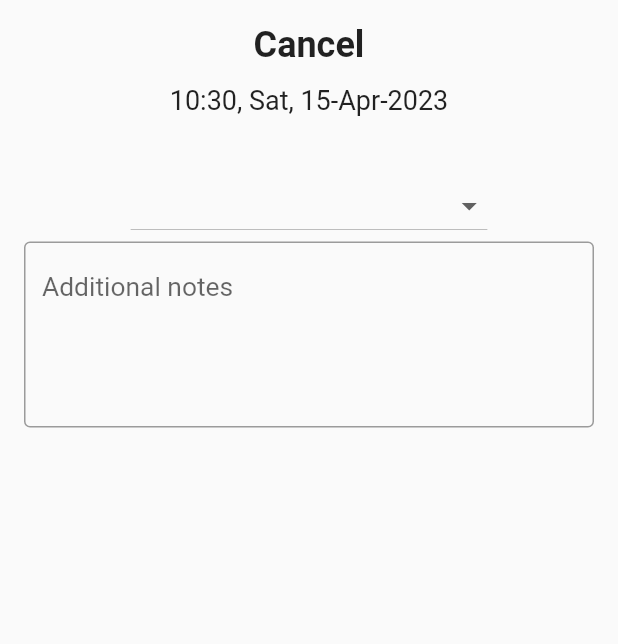
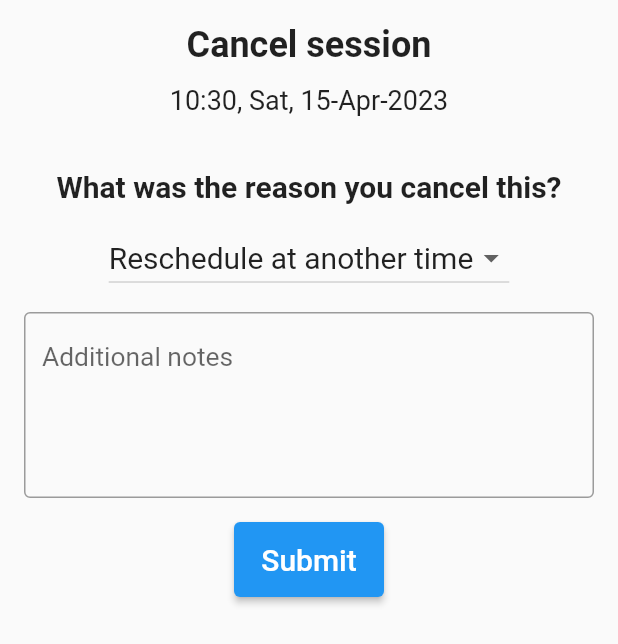
Before and after one commit to manhvu0803/let_tutor, a Flutter app: the CancelView widget shown alone on an empty page, opened directly with empty values, on a phone screen of 412 x 824 dp. Shown: the top 644 px of the screen. Run offline on Flutter 3.47's test engine with Material 2 defaults, Android fonts, the phone set to English and light mode, and no system bars; our stand-ins replace expandable, flutter_cache_manager, persistent_bottom_nav_bar; missing offline and left inert: flutter_pdfview; network calls fail.

Commit message:
Prepare for Google Play

```diff
--- a/lib/client/tutor_client.dart
+++ b/lib/client/tutor_client.dart
@@ -39,7 +39,7 @@ Future<List<Tutor>> searchTutor({
       "nationality": nationality,
       "tutoringTimeAvailable": [
         (fromTime != null) ? fromTime.millisecondsSinceEpoch : null,
-        (toTime != null) ? toTime.millisecondsSinceEpoch : null,
+        (toTime != null) ? toTime.millisecondsSinceEpoch : fromTime?.add(const Duration(days: 1)).millisecondsSinceEpoch,
       ]
     },
     "page": max(1, page),
--- a/lib/screens/course_list_screen.dart
+++ b/lib/screens/course_list_screen.dart
@@ -59,7 +59,7 @@ class _CourseListScreenState extends State<CourseListScreen> {
                   DropdownFilter(
                     name: "Category",
                     value: _chosenCategory,
-                    options: client.categories!.toValueMap((category) => category.title),
+                    options: client.categories.toValueMap((category) => category.title),
                     onChanged: (value) => setState(() => _chosenCategory = value)
                   ),
                   DropdownFilter(
--- a/lib/screens/schedule_screen.dart
+++ b/lib/screens/schedule_screen.dart
@@ -36,7 +36,10 @@ class _ScheduleScreenState extends State<ScheduleScreen> {
                     scheduleList,
                     (schedule) => ScheduleCard.fromSchedule(
                       schedule,
-                      children: [ScheduleEndCard(schedule: schedule)]
+                      children: [ScheduleEndCard(
+                        schedule: schedule,
+                        onDoneCancel: () => setState(() => _refreshCount++)
+                      )]
                     )
                   )
                 )
--- a/lib/widgets/cancel_view.dart
+++ b/lib/widgets/cancel_view.dart
@@ -1,5 +1,7 @@
 import 'package:flutter/material.dart';
+import 'package:let_tutor/client/client.dart';
 import 'package:let_tutor/utils/utils.dart';
+import 'package:let_tutor/widgets/try_async_button.dart';
 
 List<String> cancelReasons = [
   "Reschedule at another time",
@@ -10,9 +12,10 @@ List<String> cancelReasons = [
 
 class CancelView extends StatefulWidget {
   final DateTime startTime;
-  final Function(int reasonId, String note)? onSubmitted;
+  final String scheduleId;
+  final Function()? onDone;
 
-  const CancelView({super.key, this.onSubmitted, required this.startTime});
+  const CancelView({super.key, this.onDone, required this.startTime, required this.scheduleId});
 
   @override
   State<StatefulWidget> createState() => _CancelViewState();
@@ -32,7 +35,7 @@ class _CancelViewState extends State<CancelView> {
             padding: const EdgeInsets.only(left: 8, right: 8, bottom: 24.0),
             child: Column(
               children: [
-                const Text("Cancel", style: TextStyle(fontSize: 24, fontWeight: FontWeight.bold)),
+                const Text("Cancel session", style: TextStyle(fontSize: 24, fontWeight: FontWeight.bold)),
                 Padding(
                   padding: const EdgeInsets.symmetric(vertical: 12.0),
                   child: Text(
@@ -43,15 +46,23 @@ class _CancelViewState extends State<CancelView> {
               ]
             )
           ),
-          DropdownButton(
+          const Padding(
+            padding: EdgeInsets.symmetric(horizontal: 4),
+            child: Text("What was the reason you cancel this?", style: TextStyle(fontSize: 20, fontWeight: FontWeight.bold)),
+          ),
+          Padding(
+            padding: const EdgeInsets.symmetric(vertical: 12),
+            child: DropdownButton(
+              value: reasonId,
               items: List.generate(
                 cancelReasons.length,
                 (index) => DropdownMenuItem(
                   value: index + 1,
-                child: Text(cancelReasons[index])
+                  child: Text(cancelReasons[index], style: const TextStyle(fontSize: 20))
                 )
               ),
               onChanged: (value) => setState(() => reasonId = value ?? 4)
+            ),
           ),
           TextField(
             keyboardType: TextInputType.multiline,
@@ -62,6 +73,13 @@ class _CancelViewState extends State<CancelView> {
             ),
             onChanged: (value) => note = value,
           ),
+          Padding(
+            padding: const EdgeInsets.only(top: 16),
+            child: TryAsyncButton(
+              postData: () => cancel(widget.scheduleId, cancelReasonId: reasonId, note: note),
+              onDone: widget.onDone,
+            )
+          )
         ]
       )
     );
--- a/lib/widgets/infinite_scroll_view.dart
+++ b/lib/widgets/infinite_scroll_view.dart
@@ -46,6 +46,7 @@ class _InfiniteScrollViewState<T> extends State<InfiniteScrollView<T>> {
     return RefreshIndicator(
       onRefresh: () => Future(() => setState(() => _isLoading = true)),
       child: CustomScrollView(
+        physics: const AlwaysScrollableScrollPhysics(),
         controller: _scrollController,
         slivers: [
           SliverAppBar(
--- /dev/null
+++ b/lib/widgets/try_async_button.dart
@@ -0,0 +1,58 @@
+import 'package:flutter/material.dart';
+import 'package:let_tutor/utils/utils.dart';
+
+class TryAsyncButton<T> extends StatefulWidget {
+  final Function()? onSubmitted;
+  final Future<T> Function() postData;
+  final Function()? onDone;
+  final Function()? onError;
+  const TryAsyncButton({super.key, this.onSubmitted, required this.postData, this.onDone, this.onError});
+
+  @override
+  State<StatefulWidget> createState() => _TryAsyncButtonState();
+}
+
+class _TryAsyncButtonState<T> extends State<TryAsyncButton<T>> {
+  @override
+  Widget build(BuildContext context) {
+    return SizedBox(
+      width: 100,
+      height: 50,
+      child: ElevatedButton(
+        onPressed: () {
+          widget.onSubmitted?.call();
+          _tryPostData(context);
+        },
+        child: const Text("Submit", style: TextStyle(fontSize: 20)),
+      ),
+    );
+  }
+
+  void _tryPostData(BuildContext context) async {
+    showLoadingDialog(context);
+
+    try {
+      var message = await widget.postData();
+
+      if (!mounted) {
+        return;
+      }
+
+      Navigator.pop(context);
+      Navigator.pop(context);
+      showAlertDialog(context, title: "Success", message: message.toString());
+      widget.onDone?.call();
+    }
+    catch (error, stack) {
+      debugPrint(stack.toString());
+
+      if (!mounted) {
+        return;
+      }
+
+      Navigator.pop(context);
+      showErrorDialog(context, error);
+      widget.onError?.call();
+    }
+  }
+}
--- a/pubspec.yaml
+++ b/pubspec.yaml
@@ -47,6 +47,7 @@ dev_dependencies:
     sdk: flutter
 
   change_app_package_name: ^1.1.0
+  flutter_launcher_icons: ^0.13.1
 
   # The "flutter_lints" package below contains a set of recommended lints to
   # encourage good coding practices. The lint set provided by the package is
@@ -96,3 +97,7 @@ flutter:
   #
   # For details regarding fonts from package dependencies,
   # see https://flutter.dev/custom-fonts/#from-packages
+
+flutter_launcher_icons:
+  android: "launcher_icon"
+  image_path: "logo.png"
```
Also changed, not shown: lib/client/client.dart (+15 -0 lines), lib/client/course_client.dart (+6 -5 lines), lib/client/schedule_client.dart (+14 -0 lines), lib/screens/tutor_list_screen.dart (+18 -0 lines), lib/widgets/booking_view.dart (+9 -10 lines), lib/widgets/schedule_end_card.dart (+22 -11 lines), lib/widgets/timetable.dart (+2 -28 lines), logo.png (added), pubspec.lock, 7 other files. Lines whose indentation alone changed are shown as unchanged.
